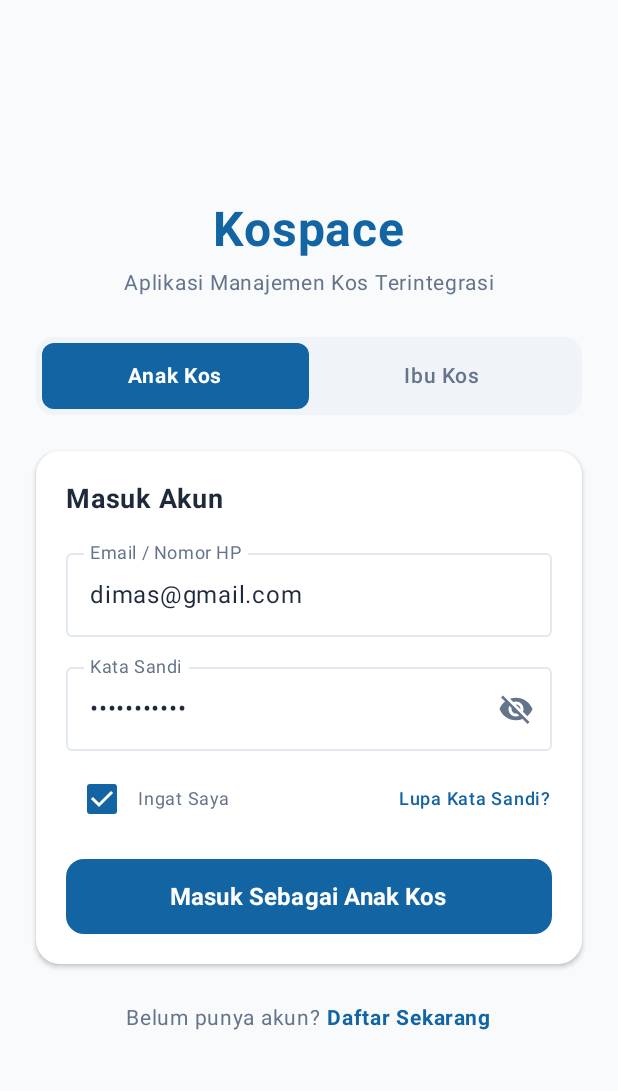
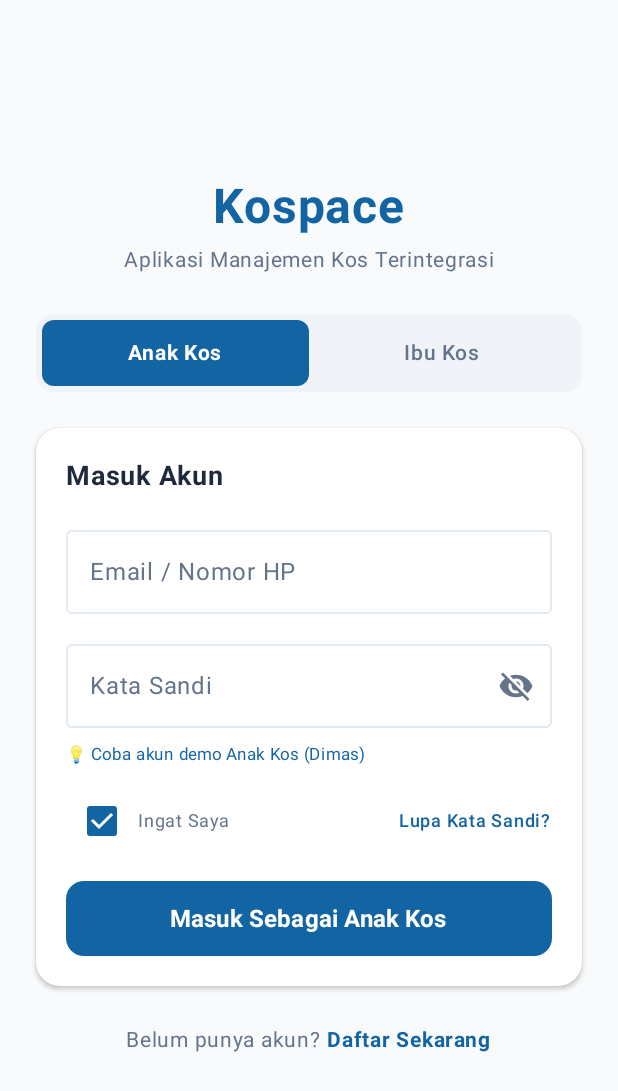
Before and after one commit to rafdzul/Kospace, an Android app built with Jetpack Compose: the LoginScreen screen opened through its navigation route, after a tap on "Anak Kos", on a phone screen of 412 x 824 dp. Shown: the top 1091 px of the screen. Run offline under Robolectric (Android 15) with nearby library versions, the phone set to English and light mode, and no system bars; libraries missing offline, so code that uses them is left out: io.github.jan.supabase.

Commit message:
update login, create user UX

```diff
--- a/app/src/main/java/com/example/kospace/ui/feature_auth/AuthViewModel.kt
+++ b/app/src/main/java/com/example/kospace/ui/feature_auth/AuthViewModel.kt
@@ -19,7 +19,6 @@ class AuthViewModel(
 
     fun selectRole(role: String) {
         _selectedRole.value = role
-        authRepository.switchRole(role)
     }
 
     fun login(emailOrPhone: String, password: String): Boolean {
--- a/app/src/main/java/com/example/kospace/ui/feature_auth/LoginScreen.kt
+++ b/app/src/main/java/com/example/kospace/ui/feature_auth/LoginScreen.kt
@@ -34,8 +34,8 @@ fun LoginScreen(
 ) {
     val selectedRole by viewModel.selectedRole.collectAsStateWithLifecycle()
 
-    var emailOrPhone by remember { mutableStateOf("dimas@gmail.com") }
-    var password by remember { mutableStateOf("password123") }
+    var emailOrPhone by remember { mutableStateOf("") }
+    var password by remember { mutableStateOf("") }
     var passwordVisible by remember { mutableStateOf(false) }
     var rememberMe by remember { mutableStateOf(true) }
     var errorMessage by remember { mutableStateOf<String?>(null) }
@@ -89,8 +89,14 @@ fun LoginScreen(
 
                     OutlinedTextField(
                         value = emailOrPhone,
-                        onValueChange = { emailOrPhone = it },
+                        onValueChange = {
+                            emailOrPhone = it
+                            errorMessage = null
+                        },
                         label = { Text("Email / Nomor HP") },
+                        placeholder = {
+                            Text(if (selectedRole == "IBU_KOS") "ibu.maryam@kospace.com" else "dimas@gmail.com")
+                        },
                         modifier = Modifier.fillMaxWidth(),
                         singleLine = true
                     )
@@ -99,7 +105,10 @@ fun LoginScreen(
 
                     OutlinedTextField(
                         value = password,
-                        onValueChange = { password = it },
+                        onValueChange = {
+                            password = it
+                            errorMessage = null
+                        },
                         label = { Text("Kata Sandi") },
                         modifier = Modifier.fillMaxWidth(),
                         singleLine = true,
@@ -111,6 +120,25 @@ fun LoginScreen(
                                 Icon(imageVector = image, contentDescription = null)
                             }
                         }
+                    )
+
+                    // Helper isi akun demo untuk kemudahan pengujian
+                    Text(
+                        text = if (selectedRole == "IBU_KOS") "💡 Coba akun demo Ibu Kos (Hj. Maryam)" else "💡 Coba akun demo Anak Kos (Dimas)",
+                        fontSize = 11.sp,
+                        color = PrimaryBlue,
+                        modifier = Modifier
+                            .padding(top = 6.dp)
+                            .clickable {
+                                if (selectedRole == "IBU_KOS") {
+                                    emailOrPhone = "ibu.maryam@kospace.com"
+                                    password = "password123"
+                                } else {
+                                    emailOrPhone = "dimas@gmail.com"
+                                    password = "password123"
+                                }
+                                errorMessage = null
+                            }
                     )
 
                     Row(
@@ -150,11 +178,15 @@ fun LoginScreen(
 
                     Button(
                         onClick = {
-                            val success = viewModel.login(emailOrPhone, password)
+                            if (emailOrPhone.isBlank() || password.isBlank()) {
+                                errorMessage = "Email/Nomor HP dan kata sandi wajib diisi"
+                                return@Button
+                            }
+                            val success = viewModel.login(emailOrPhone.trim(), password)
                             if (success) {
                                 onLoginSuccess(selectedRole)
                             } else {
-                                errorMessage = "Email/No HP & Password wajib diisi"
+                                errorMessage = "Akun tidak ditemukan atau tidak sesuai peran ${if (selectedRole == "IBU_KOS") "Ibu Kos" else "Anak Kos"}."
                             }
                         },
                         colors = ButtonDefaults.buttonColors(containerColor = PrimaryBlue),
--- a/app/src/main/java/com/example/kospace/ui/navigation/KospaceNavHost.kt
+++ b/app/src/main/java/com/example/kospace/ui/navigation/KospaceNavHost.kt
@@ -84,9 +84,13 @@ fun KospaceNavHost(
             }
         }
     ) { innerPadding ->
+        val initialStartDestination = remember {
+            if (!isLoggedIn) LoginRoute else if (role == UserRole.IBU_KOS.name) IbuKosBerandaRoute else AnakKosBerandaRoute
+        }
+
         NavHost(
             navController = navController,
-            startDestination = if (!isLoggedIn) LoginRoute else if (role == UserRole.IBU_KOS.name) IbuKosBerandaRoute else AnakKosBerandaRoute,
+            startDestination = initialStartDestination,
             modifier = Modifier.padding(innerPadding)
         ) {
             // AUTH
```
Also changed, not shown: app/src/main/java/com/example/kospace/data/repository/DummyAuthRepository.kt (+10 -2 lines), app/src/main/java/com/example/kospace/data/repository/SupabaseAuthRepository.kt (+29 -5 lines).
